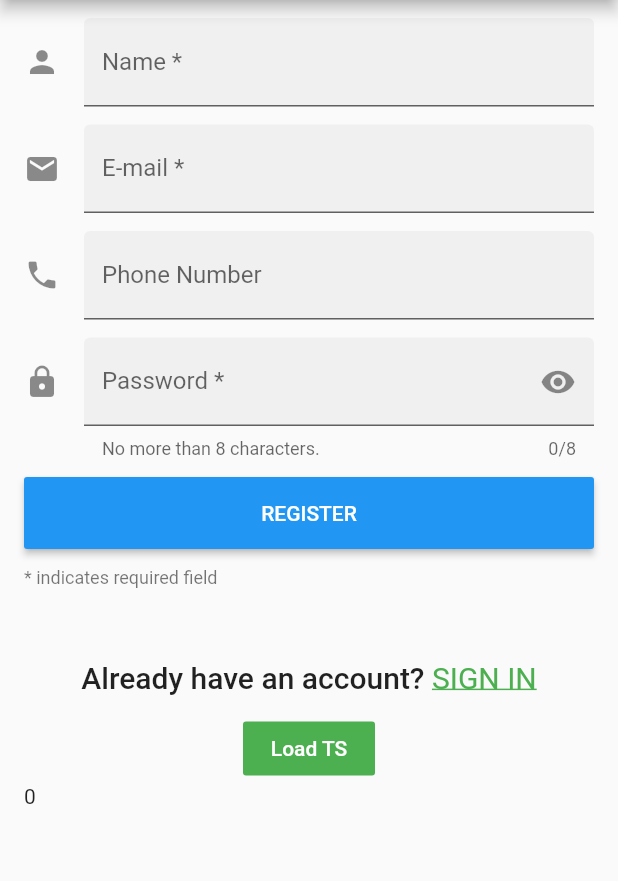
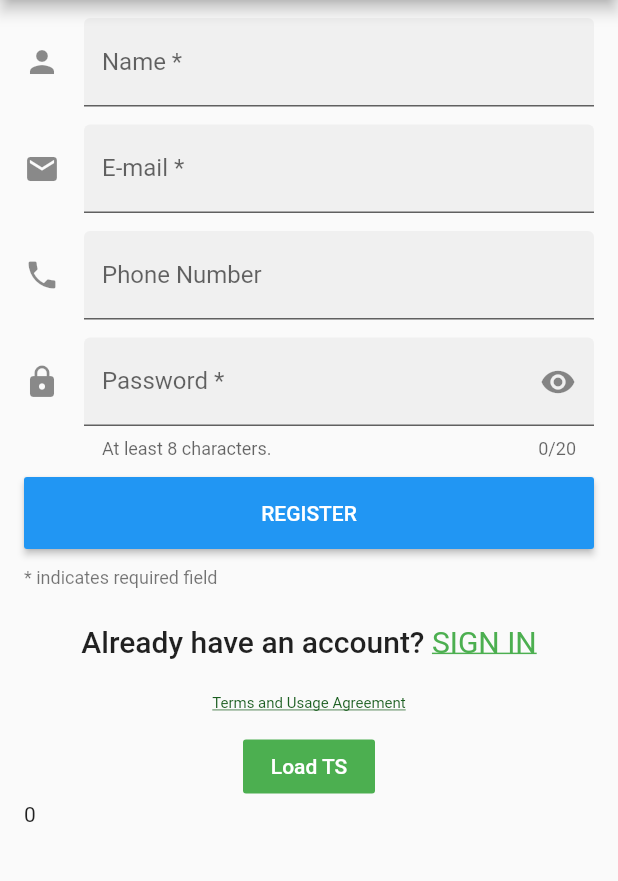
Before and after one commit to doublexia/knctd, a Flutter app: the screen it shows after launch, on a phone screen of 412 x 824 dp, the part 84-965 px from its top. Run offline on Flutter 3.47's test engine with Material 2 defaults, Android fonts, the phone set to English and light mode, and no system bars; our stand-ins replace connectivity, device_info, firebase_auth, firebase_messaging, shared_preferences, sqflite and 2 more; accounts and stored records are empty; statements that could not run were skipped.

Commit message:
add terms links

```diff
--- a/lib/login.dart
+++ b/lib/login.dart
@@ -7,6 +7,7 @@ import 'dart:convert';
 import 'package:knctd/data/user.dart';
 import 'package:http/http.dart' as http;
 import 'package:shared_preferences/shared_preferences.dart';
+import 'package:url_launcher/url_launcher.dart';
 
 import 'package:flutter/material.dart';
 import 'package:flutter/services.dart';
@@ -89,8 +90,10 @@ class SignupFormFieldDemoState extends State<LoginForm>
   bool _formWasEdited = false;
 
   final GlobalKey<FormState> _formKey = new GlobalKey<FormState>();
-  final GlobalKey<FormFieldState<String>> _passwordFieldKey =
-      new GlobalKey<FormFieldState<String>>();
+  final GlobalKey<FormFieldState<String>> _emailFieldKey =   new GlobalKey<FormFieldState<String>>();
+  final GlobalKey<FormFieldState<String>> _passwordFieldKey =  new GlobalKey<FormFieldState<String>>();
+  final GlobalKey<FormFieldState<String>> _nameFieldKey =  new GlobalKey<FormFieldState<String>>();
+  final GlobalKey<FormFieldState<String>> _phoneFieldKey =  new GlobalKey<FormFieldState<String>>();
   final _UsNumberTextInputFormatter _phoneNumberFormatter =
       new _UsNumberTextInputFormatter();
 
@@ -228,6 +231,15 @@ class SignupFormFieldDemoState extends State<LoginForm>
     return null;
   }
 
+  _launchServieAgreement() async {
+    const url="http://www.twohandslabs.com/pp/pp_qiktalk.html";
+    if (await canLaunch(url)) {
+      await launch(url);
+    } else {
+      throw 'Could not launch $url';
+    }
+  }
+
   Future<bool> _warnUserAboutInvalidData() async {
     final FormState form = _formKey.currentState;
     if (form == null || !_formWasEdited || form.validate()) return true;
@@ -348,6 +360,7 @@ class SignupFormFieldDemoState extends State<LoginForm>
               children: <Widget>[
                 const SizedBox(height: 12.0),
                 (widget._loginMode == LoginFormMode.SignUp)? new TextFormField(
+                  key: _nameFieldKey,
                   textCapitalization: TextCapitalization.words,
                   decoration: const InputDecoration(
                     border: UnderlineInputBorder(),
@@ -363,6 +376,7 @@ class SignupFormFieldDemoState extends State<LoginForm>
                 )  : new Container(),
                 const SizedBox(height: 12.0),
                 new TextFormField(
+                  key: _emailFieldKey,
                   decoration: const InputDecoration(
                     border: UnderlineInputBorder(),
                     filled: true,
@@ -377,6 +391,7 @@ class SignupFormFieldDemoState extends State<LoginForm>
                 ),
                 const SizedBox(height: 12.0),
                 (widget._loginMode == LoginFormMode.SignUp)? new TextFormField(
+                  key: _phoneFieldKey,
                   decoration: const InputDecoration(
                     border: UnderlineInputBorder(),
                     filled: true,
@@ -424,7 +439,7 @@ class SignupFormFieldDemoState extends State<LoginForm>
                 */
                 new PasswordField(
                   fieldKey: _passwordFieldKey,
-                  helperText: 'No more than 8 characters.',
+                  helperText: 'At least 8 characters.',
                   labelText: 'Password *',
                   onFieldSubmitted: (String value) {
                     setState(() {
@@ -451,8 +466,21 @@ class SignupFormFieldDemoState extends State<LoginForm>
                 const SizedBox(height: 12.0),
                 new Text('* indicates required field',
                     style: Theme.of(context).textTheme.caption),
-                const SizedBox(height: 48.0),
+                const SizedBox(height: 24.0),
                 (widget._loginMode == LoginFormMode.SignUp)?switchToSignin:switchToSignup,
+                const SizedBox(height: 24.0),
+                new Center(
+                  child:InkWell(
+                    onTap: _launchServieAgreement,
+                    child: Text('Terms and Usage Agreement',
+                      style :TextStyle(
+                        color: Colors.green[900],
+                        fontSize: 10.0,
+                        decoration: TextDecoration.underline,
+                      ),
+                    ),
+                  ),
+                ),
                 const SizedBox(height: 12.0),
                 new Center(
                   child: new FlatButton(
--- a/lib/screens/passwd_field.dart
+++ b/lib/screens/passwd_field.dart
@@ -31,7 +31,7 @@ class _PasswordFieldState extends State<PasswordField> {
     return new TextFormField(
       key: widget.fieldKey,
       obscureText: _obscureText,
-      maxLength: 8,
+      maxLength: 20,
       onSaved: widget.onSaved,
       validator: widget.validator,
       onFieldSubmitted: widget.onFieldSubmitted,
```
